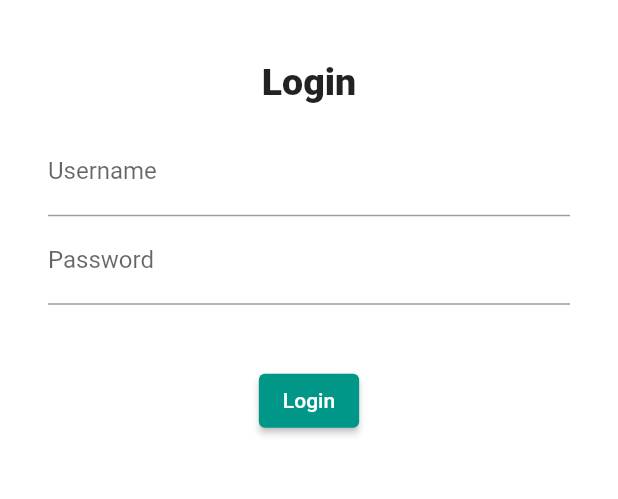
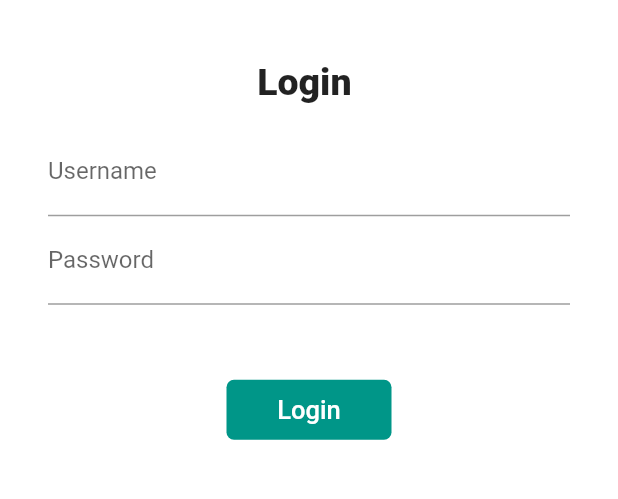
Before and after one commit to AzwarMehmood/catalogue-app, a Flutter app: the screen it shows after launch, on a phone screen of 412 x 824 dp, the part 437-936 px from its top. Run offline on Flutter 3.47's test engine with Material 2 defaults, Android fonts, the phone set to English and light mode, and no system bars; our stand-ins replace google_fonts.

Commit message:
Day 4 Completed

```diff
--- a/lib/main.dart
+++ b/lib/main.dart
@@ -1,5 +1,6 @@
 import 'package:catalogue_app/screens/home_screen.dart';
 import 'package:catalogue_app/screens/login_screen.dart';
+import 'package:catalogue_app/utils/routes.dart';
 import 'package:google_fonts/google_fonts.dart';
 import 'package:flutter/material.dart';
 
@@ -21,8 +22,8 @@
       initialRoute: "/login",
       routes: {
         "/": (context) => LoginScreen(),
-        "/home": (context) => Home(),
-        "/login": (context) => LoginScreen(),
+        MyRoutes.homeRoute: (context) => Home(),
+        MyRoutes.loginRoute: (context) => LoginScreen(),
       },
     );
   }
--- a/lib/screens/home_screen.dart
+++ b/lib/screens/home_screen.dart
@@ -1,7 +1,6 @@
 import 'package:flutter/material.dart';
 
 class Home extends StatelessWidget {
-  final int days = 20;
   final String ask = "My dear, How are you?";
 
   @override
@@ -12,8 +11,7 @@
       ),
       body: Center(
         child: Container(
-          child: Text("$days $ask"),
-        ),
+          child: Text("$ask"),        ),
       ),
       drawer: Drawer(),
     );
--- a/lib/screens/login_screen.dart
+++ b/lib/screens/login_screen.dart
@@ -1,12 +1,22 @@
+import 'package:catalogue_app/utils/routes.dart';
 import 'package:flutter/material.dart';
 
-class LoginScreen extends StatelessWidget {
+class LoginScreen extends StatefulWidget {
   const LoginScreen({super.key});
+
+  @override
+  State<LoginScreen> createState() => _LoginScreenState();
+}
+
+class _LoginScreenState extends State<LoginScreen> {
+  String name = "";
+  bool changeButton = false;
 
   @override
   Widget build(BuildContext context) {
     return Material(
       color: Colors.white,
+      child: SingleChildScrollView(
         child: Column(
           children: [
             Padding(
@@ -21,7 +31,7 @@
               height: 40,
             ),
             Text(
-            "Login",
+              "Login $name",
               style: TextStyle(
                 fontSize: 25,
                 fontWeight: FontWeight.w900,
@@ -36,6 +46,10 @@
                       hintText: "Enter Username",
                       labelText: "Username",
                     ),
+                    onChanged: (value) {
+                      name = value;
+                      setState(() {});
+                    },
                   ),
                   TextFormField(
                     obscureText: true,
@@ -45,18 +59,52 @@
                     ),
                   ),
                   SizedBox(
+                    height: 50,
+                  ),
+                  // ElevatedButton(
+                  //     onPressed: () {
+                  //       Navigator.pushNamed(context, MyRoutes.homeRoute);
+                  //     },
+                  //     style: TextButton.styleFrom(minimumSize: Size(100, 35)),
+                  //     child: Text("Login"))
+                  InkWell(
+                    onTap: () async {
+                      setState(() {
+                        changeButton = true;
+                      });
+                      await Future.delayed(Duration(seconds: 1));
+                      Navigator.pushNamed(context, MyRoutes.homeRoute);
+                    },
+                    child: AnimatedContainer(
+                      duration: Duration(seconds: 1),
+                      width: changeButton ? 40 : 110,
                       height: 40,
+                      child: changeButton
+                          ? Icon(
+                              Icons.done,
+                              color: Colors.white,
+                            )
+                          : Text(
+                              "Login",
+                              style: TextStyle(
+                                  color: Colors.white,
+                                  fontWeight: FontWeight.w500,
+                                  fontSize: 17),
                             ),
-                ElevatedButton(
-                    onPressed: () {
-                      print("Button Pressed");
-                    },
-                    child: Text("Login"))
+                      decoration: BoxDecoration(
+                          color: Colors.teal,
+                          borderRadius: changeButton
+                              ? BorderRadius.circular(50)
+                              : BorderRadius.circular(5)),
+                      alignment: Alignment.center,
+                    ),
+                  )
                 ],
               ),
             )
           ],
         ),
+      ),
     );
   }
 }
--- /dev/null
+++ b/lib/utils/routes.dart
@@ -0,0 +1,4 @@
+class MyRoutes {
+  static String homeRoute = "/home";
+  static String loginRoute = "/login";
+}
```
Lines whose indentation alone changed are shown as unchanged.
